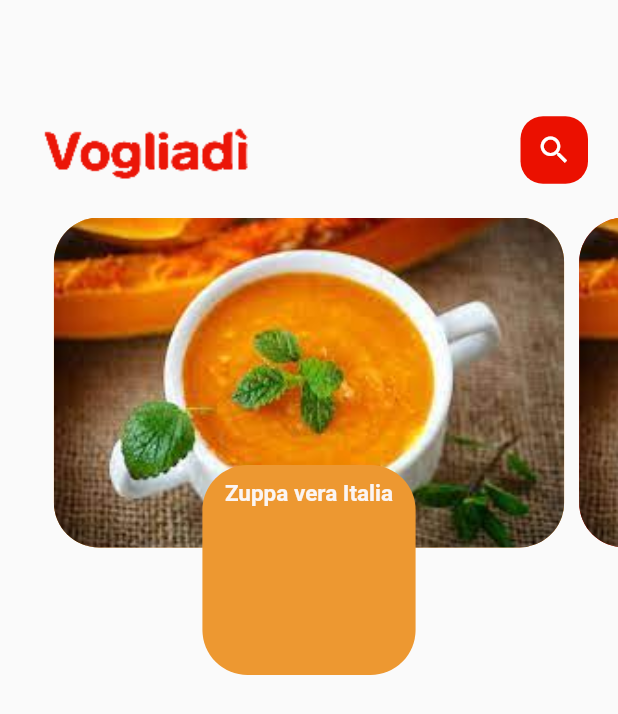
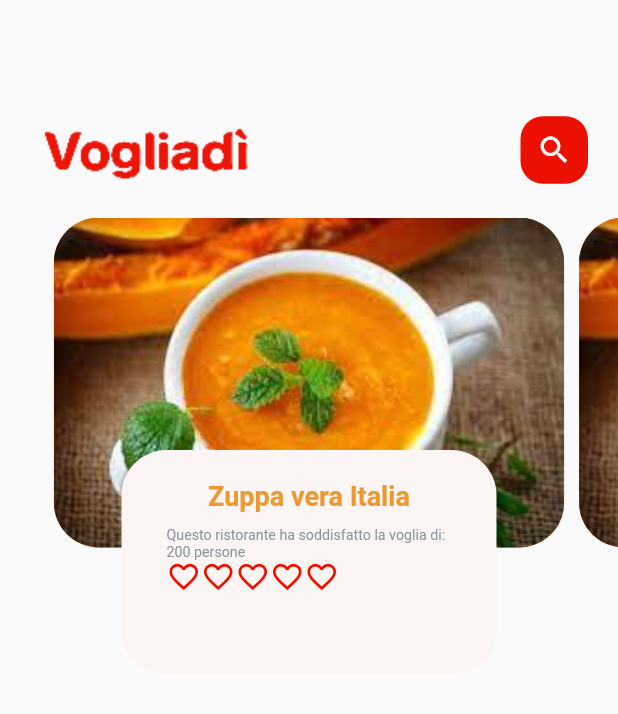
Before and after one commit to auri9945/vogliadifood, a Flutter app: the screen it shows after launch, on a phone screen of 412 x 824 dp. Shown: the top 714 px of the screen. Run offline on Flutter 3.47's test engine with Material 2 defaults, Android fonts, the phone set to English and light mode, and no system bars.

Commit message:
Versione con cuoricini

```diff
--- a/lib/home/food_scroll.dart
+++ b/lib/home/food_scroll.dart
@@ -2,6 +2,7 @@ import 'package:flutter/cupertino.dart';
 import 'package:flutter/material.dart';
 import 'package:vogliadifood/utils/colors.dart';
 import 'package:vogliadifood/widgets/big_text.dart';
+import 'package:vogliadifood/widgets/small_text.dart';
 
 class FoodScroll extends StatefulWidget {
   const FoodScroll({Key? key}) : super(key: key);
@@ -43,19 +44,32 @@ class _FoodScrollState extends State<FoodScroll> {
          Align(
            alignment: Alignment.bottomCenter,
            child: Container(
-              height: 140,
+              height: 150,
               margin: EdgeInsets.only(left:40, right: 40, bottom: 15),
               decoration: BoxDecoration(
                   borderRadius: BorderRadius.circular(30),
-                  color: AppColors.Orange,
+                  color: AppColors.Sfondo,
+
 
     ),
            child: Container(
-             padding: EdgeInsets.only(top:10, left:15, right: 15),
+             width: 250,
+             padding: EdgeInsets.only(top:20, left:30, right: 30),
              child: Column(
                children: [
                  BigText(text: "Zuppa vera Italia"),
+                   SizedBox(height: 10,
+                   ),
 
+                 SmallText(text:'Questo ristorante ha soddisfatto la voglia di: 200 persone'),
+
+                 Row(
+                   children: [
+                     Wrap(
+                       children: List.generate(5, (index) => Icon(Icons.favorite_border_outlined, color: AppColors.Rosso, size: 23,))
+                     )
+                   ],
+                 )
                ],
              ),)
            ),
--- a/lib/utils/colors.dart
+++ b/lib/utils/colors.dart
@@ -6,6 +6,7 @@ class AppColors{
   static final Color Rosso = const Color(0xFFEB1000);
   static final Color Text = const Color(0xFF08090E);
   static final Color Sfondo = const Color(0xFFFBF5F3);
+  static final Color Grigio = const Color(0xFF8A9597);
 
   // static final Color iconColor1 = const Color();
   // static final Color iconColor = const Color();
--- a/lib/widgets/big_text.dart
+++ b/lib/widgets/big_text.dart
@@ -6,7 +6,7 @@ class BigText extends StatelessWidget {
   final String text;
   double size;
   TextOverflow overFlow;
-  BigText({Key? key, this.color = const Color(0xFFFBF5F3),
+  BigText({Key? key, this.color = const Color(0xFFED9831),
     required this.text,
  this.size=20,
   this.overFlow=TextOverflow.ellipsis
@@ -21,15 +21,11 @@ return Text(
   style: TextStyle(
     fontFamily: 'Roboto',
     color: color,
-    fontSize: 15,
+    fontSize: 18,
     fontWeight: FontWeight.bold,
 
 
   ),
 );
-
-
-
-
   }
 }
--- a/lib/widgets/small_text.dart
+++ b/lib/widgets/small_text.dart
@@ -5,7 +5,8 @@ class SmallText extends StatelessWidget {
   final String text;
   double size;
   double height;
-  SmallText({Key? key, this.color = const Color(0xFF08090E),
+  SmallText({Key? key, this.color = const Color(0xFF8A9597),
+
     required this.text,
     this.size=12,
     this.height=1.2
@@ -19,8 +20,9 @@ class SmallText extends StatelessWidget {
       style: TextStyle(
         fontFamily: 'Roboto',
         color: color,
-        fontSize: 5,
+        fontSize: 9.5,
         fontWeight: FontWeight.normal,
+
 
       ),
     );
```
